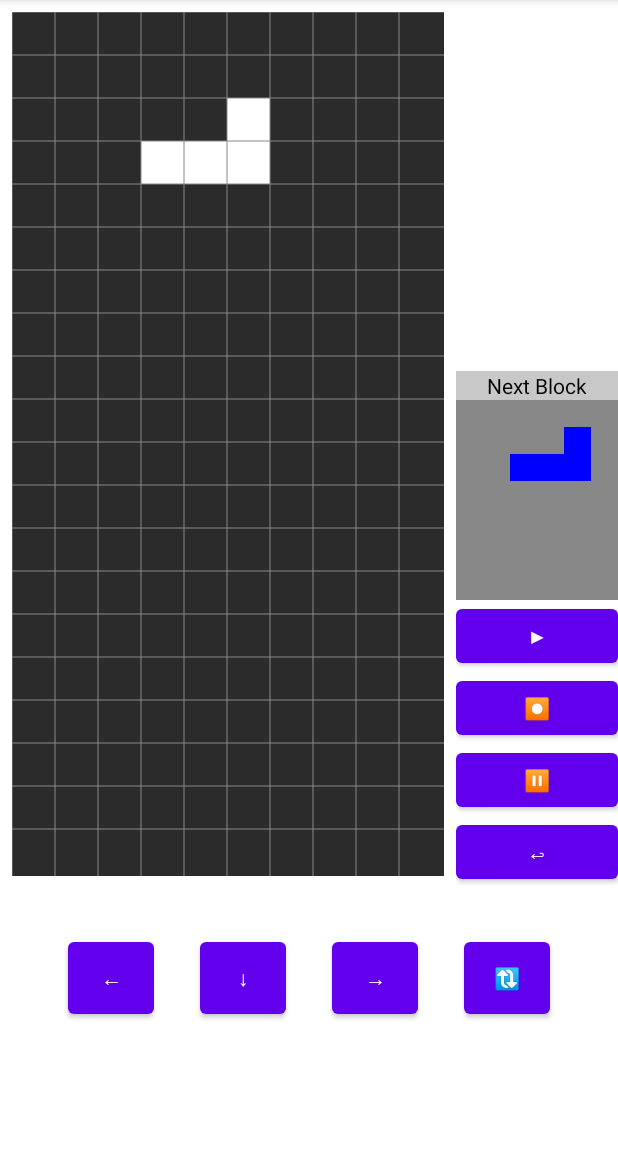
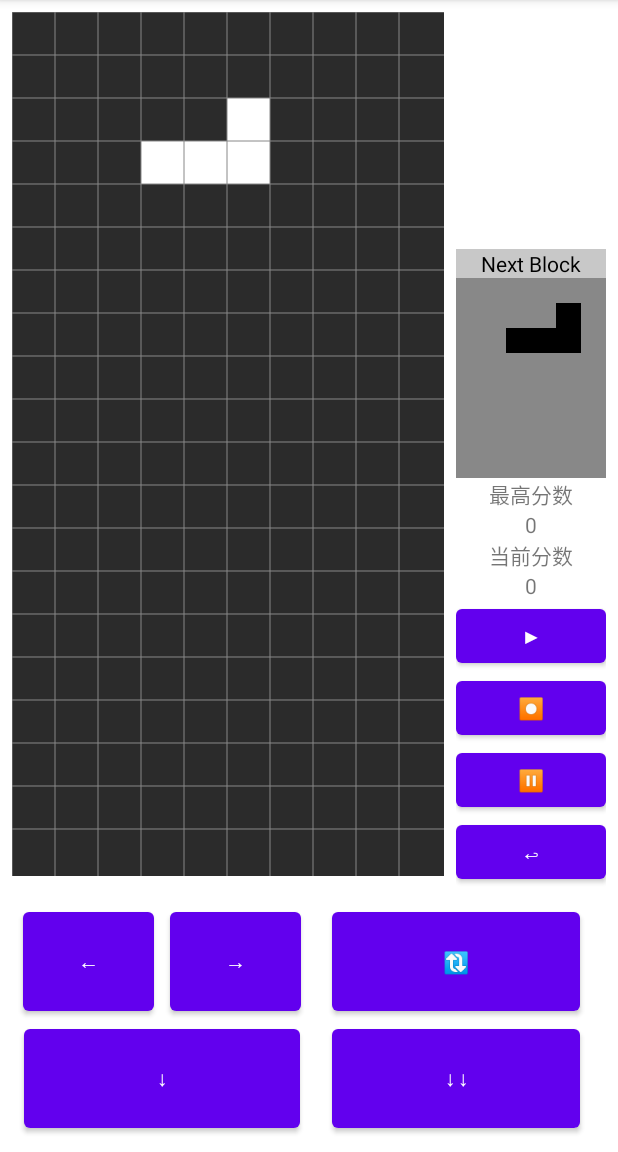
Before and after one commit to As957LoveYourSelf/Tetris, an Android app: the screen it shows after launch (MainActivity), after a tap on an icon or button, on a phone screen of 412 x 824 dp, the part 84-1236 px from its top. Run offline under Robolectric (Android 15) with nearby library versions, the phone set to English and light mode, and no system bars.

Commit message:
添加右侧栏显示最高分和当前分数功能，并优化了视图

```diff
--- /dev/null
+++ b/app/src/main/java/com/example/tetris/CacheUtil.java
@@ -0,0 +1,22 @@
+package com.example.tetris;
+
+import android.annotation.SuppressLint;
+import android.content.Context;
+import android.content.SharedPreferences;
+
+public class CacheUtil {
+
+    public CacheUtil(){ }
+
+    public void setCache(Context context, int maxScore){
+        @SuppressLint("CommitPrefEdits")
+        SharedPreferences.Editor edit = context.getSharedPreferences("scoreData", Context.MODE_PRIVATE).edit();
+        edit.putInt("maxScore", maxScore);
+        edit.commit();
+    }
+
+    public int getCache(Context context, int defaultValue){
+        SharedPreferences maxScore = context.getSharedPreferences("scoreData", Context.MODE_PRIVATE);
+        return maxScore.getInt("maxScore", defaultValue);
+    }
+}
--- a/app/src/main/java/com/example/tetris/controlle/GameController.java
+++ b/app/src/main/java/com/example/tetris/controlle/GameController.java
@@ -10,21 +10,22 @@ import android.graphics.Point;
 import android.os.Handler;
 import android.os.Message;
 import android.util.DisplayMetrics;
-import android.util.Log;
 import android.view.View;
 import android.view.WindowManager;
 import android.widget.FrameLayout;
+import android.widget.TextView;
 
 import androidx.annotation.NonNull;
 
 import com.example.tetris.R;
 import com.example.tetris.models.BoxBlock;
 import com.example.tetris.models.MapModel;
-
-import java.util.Arrays;
+import com.example.tetris.models.ScoresModel;
 
 
 public class GameController implements View.OnClickListener {
+
+
 
     private final Activity activity;
     //游戏区域的宽和高
@@ -32,6 +33,8 @@ public class GameController implements View.OnClickListener {
     //游戏区域控件
     View gameView;
     View nextBlocView;
+    TextView sinceScores;
+    TextView maxScores;
     //暂停状态
     boolean isPause = false;
     //结束状态
@@ -46,6 +49,7 @@ public class GameController implements View.OnClickListener {
 
     private MapModel mapModel;
     private BoxBlock boxModel;
+    private ScoresModel scoresModel;
 
     int boxSize;
     private boolean[][] map;
@@ -69,6 +73,8 @@ public class GameController implements View.OnClickListener {
             super.handleMessage(msg);
             gameView.invalidate();
             nextBlocView.invalidate();
+            maxScores.invalidate();
+            sinceScores.invalidate();
         }
     };
 
@@ -135,17 +141,24 @@ public class GameController implements View.OnClickListener {
                     }
                 }
                 break;
+            case R.id.btnSlowDown:
+                if (!isPause && !isOver)
+                    boxModel.move(0, 1);
+                break;
             case R.id.btnRotate:
                 if (!isPause && !isOver)
-                    if (boxModel.getType() != 0)
-                        this.box = boxModel.rotate();
+                {
+                    Object[] objects = boxModel.rotate();
+                    boolean b = (boolean) objects[0];
+                    if (boxModel.getType() != 0 && b)
+                        this.box = (Point[]) objects[1];
+                }
                 break;
             case R.id.start:
                 startGame();
                 break;
             case R.id.stop:
-                if (!isPause)
-                    pauseGame();
+                pauseGame();
                 break;
             case R.id.restart:
                 restartGame();
@@ -158,6 +171,7 @@ public class GameController implements View.OnClickListener {
         nextBlocView.invalidate();
     }
     //初始化游戏视图
+    @SuppressLint("SetTextI18n")
     public void initView(){
         //初始化画笔
         linePaint = new Paint();
@@ -178,7 +192,7 @@ public class GameController implements View.OnClickListener {
         statePaint.setTextSize(100);
 
         nextboxPaint = new Paint();
-        nextboxPaint.setColor(Color.BLUE);
+        nextboxPaint.setColor(Color.BLACK);
         nextboxPaint.setAntiAlias(true);
 
         //游戏区域
@@ -211,6 +225,13 @@ public class GameController implements View.OnClickListener {
         nextBlocView.setLayoutParams(new FrameLayout.LayoutParams(-1, 200));
         nextBlocView.setBackgroundColor(Color.GRAY);
         nextBlockLayout.addView(nextBlocView);
+
+        //显示分数区域
+        maxScores = this.activity.findViewById(R.id.maxScore);
+        sinceScores = this.activity.findViewById(R.id.sinceScore);
+        scoresModel = new ScoresModel(maxScores.getContext());
+        maxScores.setText(scoresModel.getMaxScores()+"");
+        sinceScores.setText(0+"");
     }
     //初始化监听事件
     public void initListener(){
@@ -246,6 +267,7 @@ public class GameController implements View.OnClickListener {
     }
 
     //快速下落方法，以及堆积判断
+    @SuppressLint("SetTextI18n")
     private boolean moveJudge(){
         Object[] move = boxModel.move(0, 1);
         this.box = (Point[]) move[1];
@@ -258,7 +280,15 @@ public class GameController implements View.OnClickListener {
         //生成方块
         this.box = boxModel.createBox();
         //判断消行
-        this.map = mapModel.cleanLine();
+        Object[] objects = mapModel.cleanLine();
+        this.map = (boolean[][]) objects[0];
+        int dlines = (int) objects[1];
+        //加分
+        if (dlines != 0){
+            scoresModel.addScores(dlines, maxScores.getContext());
+            sinceScores.setText(scoresModel.getSinceScores()+"");
+            maxScores.setText(scoresModel.getMaxScores()+"");
+        }
         //判断游戏结束
         isOver = mapModel.checkOver(this.box);
         downThread.interrupt();
--- a/app/src/main/java/com/example/tetris/models/BoxBlock.java
+++ b/app/src/main/java/com/example/tetris/models/BoxBlock.java
@@ -1,9 +1,6 @@
 package com.example.tetris.models;
 
 import android.graphics.Point;
-import android.util.Log;
-
-import java.util.Arrays;
 import java.util.Random;
 
 public class BoxBlock {
@@ -48,8 +45,6 @@ public class BoxBlock {
             this.box = nextbox;
         }
         nextbox = generateBox();
-        Log.e("this box:", Arrays.toString(this.box));
-        Log.e("next box:", Arrays.toString(nextbox));
         return this.box;
     }
 
@@ -116,12 +111,12 @@ public class BoxBlock {
     }
 
 
-    public Point[] rotate(){
+    public Object[] rotate(){
         for (Point point : box) {
             int tempx = -point.y + box[0].y + box[0].x;
             int tempy = point.x - box[0].x + box[0].y;
             if (map.checkBoundary(tempx, tempy)){
-                return this.box;
+                return new Object[]{false};
             }
         }
         for (Point point : box) {
@@ -130,6 +125,6 @@ public class BoxBlock {
             point.x = tempx;
             point.y = tempy;
         }
-        return this.box;
+        return new Object[]{true, this.box};
     }
 }
--- a/app/src/main/java/com/example/tetris/models/MapModel.java
+++ b/app/src/main/java/com/example/tetris/models/MapModel.java
@@ -5,31 +5,27 @@ import android.graphics.Point;
 public class MapModel {
     //地图
     private final boolean [][] map;
-    private final int length;
 
     public MapModel(boolean [][] map){
         this.map = map;
-        length = this.map.length;
     }
 
     public boolean[][] getMap() {
         return map;
     }
 
-    public int getLength() {
-        return length;
-    }
-
     //消行操作
-    public boolean[][] cleanLine(){
+    public Object[] cleanLine(){
+        int l = 0;
         for (int y = map[0].length-1; y > 0; y--){
             if (checkCleanLine(y)){
                 //执行消行
                 deleteLine(y);
+                l++;
                 y++;
             }
         }
-        return this.map;
+        return new Object[]{this.map, l};
     }
 
     private void deleteLine(int y){
@@ -72,6 +68,4 @@ public class MapModel {
     public boolean checkBoundary(int x, int y){
         return (x<0||y<0||x>=map.length||y>=map[0].length|| map[x][y]);
     }
-
-
 }
--- /dev/null
+++ b/app/src/main/java/com/example/tetris/models/ScoresModel.java
@@ -0,0 +1,39 @@
+package com.example.tetris.models;
+
+import android.content.Context;
+import android.util.Log;
+
+import com.example.tetris.CacheUtil;
+
+
+public class ScoresModel {
+
+    private int maxScores;
+    private int sinceScores = 0;
+    CacheUtil cacheUtil;
+
+    public ScoresModel(Context context){
+        cacheUtil = new CacheUtil();
+        int ts = cacheUtil.getCache(context,0);
+//        Log.e("ts", String.valueOf(ts));
+        maxScores = Math.max(ts, maxScores);
+//        Log.e("max", String.valueOf(maxScores));
+    }
+
+    public void addScores(int lines, Context context){
+        if (lines == 0)
+            return;
+        this.sinceScores += 2*lines - 1;
+        maxScores = Math.max(maxScores, sinceScores);
+//        Log.e("max:", String.valueOf(maxScores));
+        cacheUtil.setCache(context, maxScores);
+    }
+
+    public int getSinceScores() {
+        return sinceScores;
+    }
+
+    public int getMaxScores() {
+        return maxScores;
+    }
+}
--- a/app/src/main/res/layout/activity_main.xml
+++ b/app/src/main/res/layout/activity_main.xml
@@ -1,6 +1,7 @@
 <?xml version="1.0" encoding="utf-8"?>
 
 <LinearLayout xmlns:android="http://schemas.android.com/apk/res/android"
+    xmlns:tools="http://schemas.android.com/tools"
     android:layout_width="match_parent"
     android:layout_height="match_parent"
     android:orientation="vertical"
@@ -20,6 +21,7 @@
             android:layout_width="match_parent"
             android:layout_height="wrap_content"
             android:layout_gravity="bottom"
+            android:layout_marginEnd="8dp"
             android:orientation="vertical">
 
             <LinearLayout
@@ -45,6 +47,35 @@
                     />
 
             </LinearLayout>
+
+            <LinearLayout
+                android:layout_width="match_parent"
+                android:layout_height="wrap_content"
+                android:orientation="vertical">
+                <TextView
+                    android:layout_width="match_parent"
+                    android:layout_height="wrap_content"
+                    android:text="@string/maxScores"
+                    android:gravity="center"/>
+
+                <TextView
+                    android:id="@+id/maxScore"
+                    android:layout_width="match_parent"
+                    android:layout_height="wrap_content"
+                    android:gravity="center"/>
+                <TextView
+                    android:layout_width="match_parent"
+                    android:layout_height="wrap_content"
+                    android:text="@string/sinceScores"
+                    android:gravity="center"/>
+
+                <TextView
+                    android:id="@+id/sinceScore"
+                    android:layout_width="match_parent"
+                    android:layout_height="wrap_content"
+                    android:gravity="center"/>
+            </LinearLayout>
+
             <Button
                 android:id="@+id/start"
                 android:layout_width="match_parent"
@@ -77,40 +108,74 @@
 
     <LinearLayout
         android:layout_width="match_parent"
-        android:layout_height="60dp"
+        android:layout_height="match_parent"
         android:orientation="horizontal"
-        android:layout_margin="30dp"
+        android:layout_margin="10dp"
         >
 
-        <Button
-            android:id="@+id/btnLeft"
-            android:layout_marginHorizontal="15dp"
+        <LinearLayout
             android:layout_width="0dp"
+            android:layout_height="match_parent"
             android:layout_weight="1"
+            android:orientation="vertical">
+
+            <LinearLayout
+                android:layout_width="match_parent"
+                android:layout_height="0dp"
+                android:layout_weight="1"
+                tools:ignore="NestedWeights">
+
+                <Button
+                    android:id="@+id/btnLeft"
+                    android:layout_marginHorizontal="5dp"
+                    android:layout_width="0dp"
+                    android:layout_height="match_parent"
+                    android:layout_weight="1"
+                    android:text="@string/left"
+                    tools:ignore="NestedWeights" />
+                <Button
+                    android:id="@+id/btnRight"
+                    android:layout_marginHorizontal="5dp"
+                    android:layout_width="0dp"
+                    android:layout_height="match_parent"
+                    android:layout_weight="1"
+                    android:text="@string/right" />
+            </LinearLayout>
+
+            <Button
+                android:id="@+id/btnSlowDown"
+                android:layout_marginHorizontal="6dp"
+                android:layout_width="match_parent"
+                android:layout_height="0dp"
+                android:layout_weight="1"
+                android:text="@string/slowdown" />
+        </LinearLayout>
+
+        <LinearLayout
+            android:layout_width="0dp"
             android:layout_height="match_parent"
-            android:text="@string/left" />
-        <Button
-            android:id="@+id/btnDown"
-            android:layout_marginHorizontal="15dp"
-            android:layout_width="0dp"
             android:layout_weight="1"
-            android:layout_height="match_parent"
-            android:text="@string/down" />
-        <Button
-            android:id="@+id/btnRight"
-            android:layout_marginHorizontal="15dp"
-            android:layout_width="0dp"
-            android:layout_weight="1"
-            android:layout_height="match_parent"
-            android:text="@string/right" />
-        <Button
-            android:id="@+id/btnRotate"
-            android:layout_marginHorizontal="15dp"
+            android:orientation="vertical">
 
-            android:layout_width="0dp"
-            android:layout_weight="1"
-            android:layout_height="match_parent"
-            android:text="@string/change" />
+            <Button
+                android:id="@+id/btnRotate"
+                android:layout_marginHorizontal="15dp"
+                android:layout_width="match_parent"
+                android:layout_weight="1"
+                android:layout_height="0dp"
+                android:text="@string/change"
+                tools:ignore="NestedWeights" />
+
+            <Button
+                android:id="@+id/btnDown"
+                android:layout_marginHorizontal="15dp"
+                android:layout_width="match_parent"
+                android:layout_height="0dp"
+                android:layout_weight="1"
+                android:text="@string/down" />
+
+        </LinearLayout>
+
 
     </LinearLayout>
 
--- a/app/src/main/res/values/strings.xml
+++ b/app/src/main/res/values/strings.xml
@@ -2,11 +2,14 @@
     <string name="app_name">Tetris</string>
     <string name="left">←</string>
     <string name="right">→</string>
-    <string name="down">↓</string>
+    <string name="down">↓↓</string>
+    <string name="slowdown">↓</string>
     <string name="change">🔃</string>
     <string name="start">▶</string>
     <string name="end">⏺</string>
     <string name="restart">↩</string>
     <string name="pause">⏸</string>
     <string name="next_block">Next Block</string>
+    <string name="maxScores">最高分数</string>
+    <string name="sinceScores">当前分数</string>
 </resources>
```
